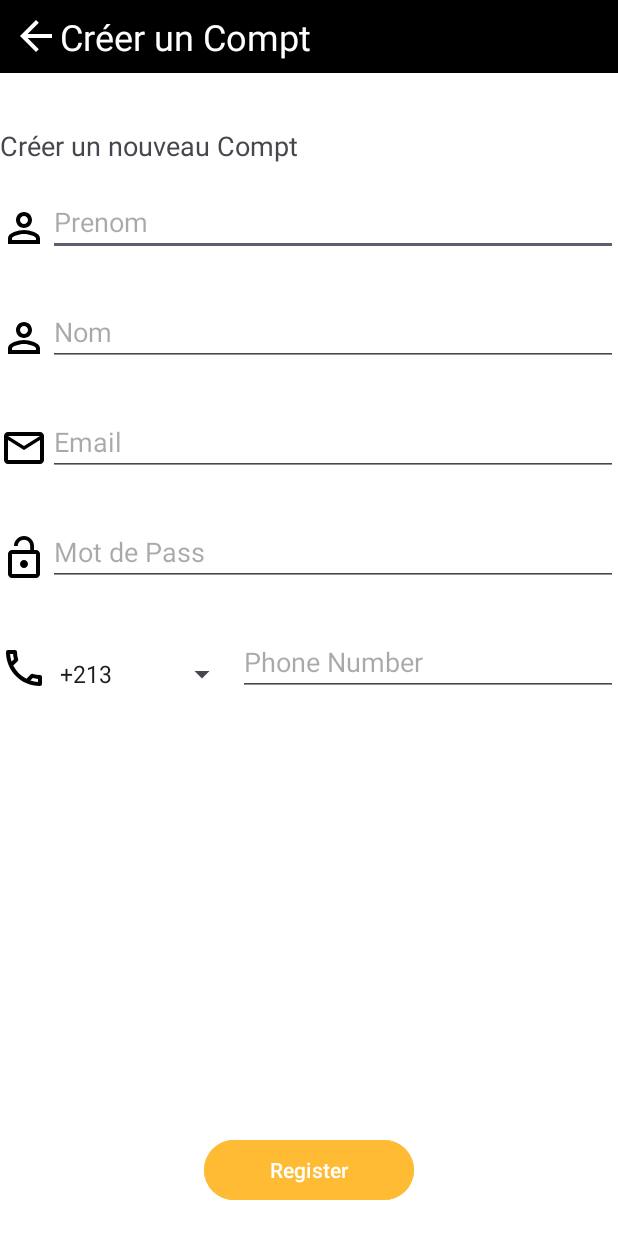
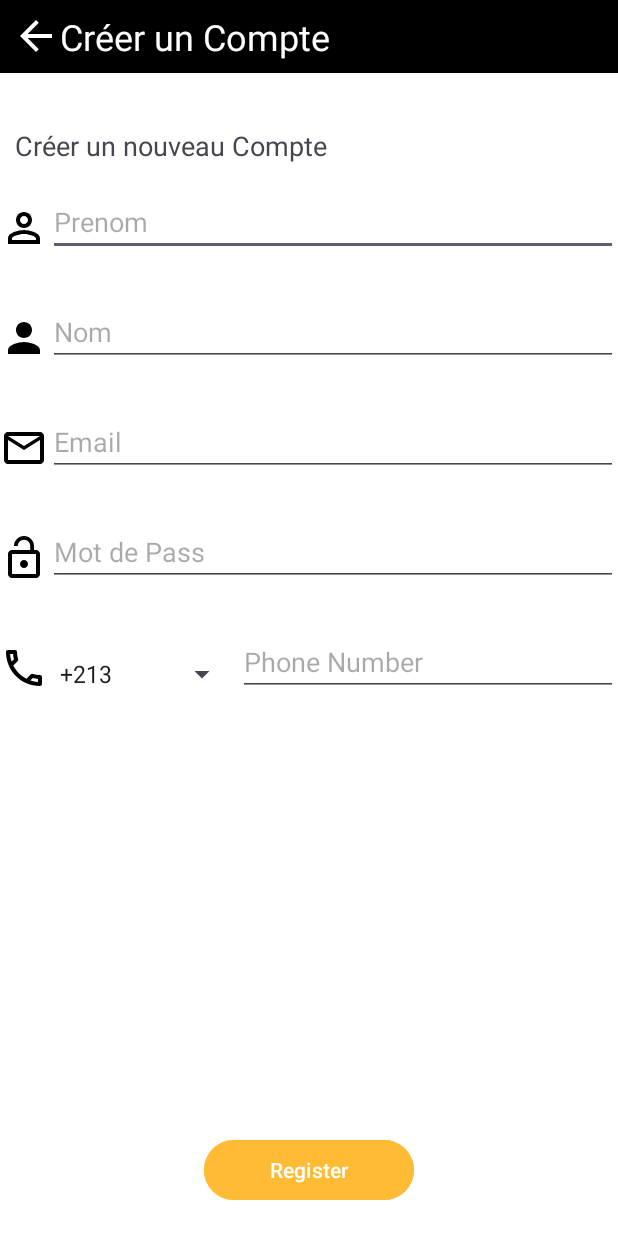
Before and after one commit to MERakram/cdam_front, an Android app: the RegisterActivity screen opened directly, with no data from a screen before it, on a phone screen of 412 x 824 dp. Run offline under Robolectric (Android 15) with nearby library versions, the phone set to English and light mode, and no system bars.

Commit message:
change nom icon

```diff
--- a/app/src/main/res/layout/register.xml
+++ b/app/src/main/res/layout/register.xml
@@ -28,7 +28,7 @@
         <TextView
             android:layout_width="wrap_content"
             android:layout_height="wrap_content"
-            android:text="Créer un Compt"
+            android:text="Créer un Compte"
             android:textSize="24dp"
             android:textColor="@color/white"/>
     </LinearLayout>
@@ -38,8 +38,9 @@
         android:layout_below="@id/appbar"
         android:layout_width="match_parent"
         android:layout_height="wrap_content"
-        android:text="Créer un nouveau Compt"
+        android:text="Créer un nouveau Compte"
         android:layout_marginTop="20dp"
+        android:layout_marginLeft="10dp"
         android:textSize="18dp"
         />
     <LinearLayout
@@ -76,7 +77,7 @@
             android:layout_width="wrap_content"
             android:layout_height="wrap_content"
             android:layout_marginBottom="4dp"
-            android:src="@drawable/outline_perm_identity_24" />
+            android:src="@drawable/baseline_person_24" />
         <EditText
             android:id="@+id/nomInput"
             android:layout_width="0dp"
```
